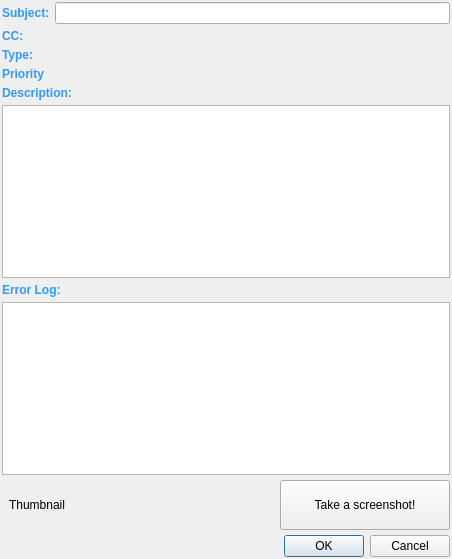
alijafargholi/tk-multi-bugreporter, file resources/dialog.ui: the form before one commit.
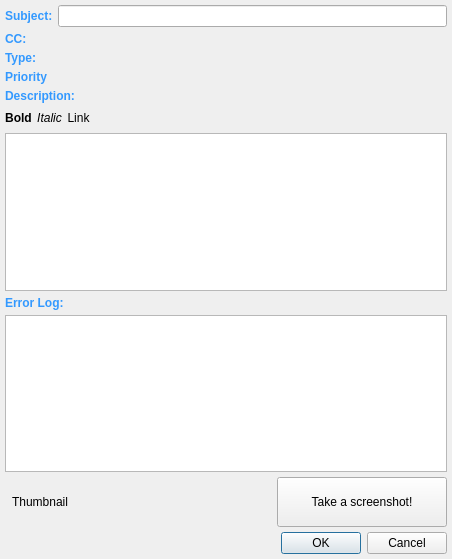
The form after the commit.

Commit message:
feat: style the description text
add ability to make the body text bold, italic, or linked.
add 2 app option:
  * **include_env**: whether or not to include the environment variables inside the ticket
  * **prone_envs**: Which environment variable to include.

refract to the ticket body format.

```diff
--- a/resources/dialog.ui
+++ b/resources/dialog.ui
@@ -18,7 +18,7 @@
     <number>5</number>
    </property>
    <property name="margin">
-    <number>2</number>
+    <number>5</number>
    </property>
    <item>
     <layout class="QHBoxLayout" name="horizontalLayout_2">
@@ -92,6 +92,58 @@
      </property>
     </widget>
    </item>
+   <item>
+    <layout class="QHBoxLayout" name="horizontalLayout">
+     <item>
+      <widget class="QPushButton" name="bold">
+       <property name="styleSheet">
+        <string notr="true">font-weight: bold;
+border: none;
+background: none;</string>
+       </property>
+       <property name="text">
+        <string>Bold</string>
+       </property>
+      </widget>
+     </item>
+     <item>
+      <widget class="QPushButton" name="italic">
+       <property name="styleSheet">
+        <string notr="true">font-style: italic;
+border: none;
+background: none;</string>
+       </property>
+       <property name="text">
+        <string>Italic</string>
+       </property>
+      </widget>
+     </item>
+     <item>
+      <widget class="QPushButton" name="link">
+       <property name="styleSheet">
+        <string notr="true">border: none;
+background: none;</string>
+       </property>
+       <property name="text">
+        <string>Link</string>
+       </property>
+      </widget>
+     </item>
+     <item>
+      <spacer name="horizontalSpacer_2">
+       <property name="orientation">
+        <enum>Qt::Horizontal</enum>
+       </property>
+       <property name="sizeHint" stdset="0">
+        <size>
+         <width>40</width>
+         <height>20</height>
+        </size>
+       </property>
+      </spacer>
+     </item>
+    </layout>
+   </item>
    <item>
     <widget class="QPlainTextEdit" name="ticket_body">
      <property name="sizePolicy">
```
The commit also changes 5 other files.
